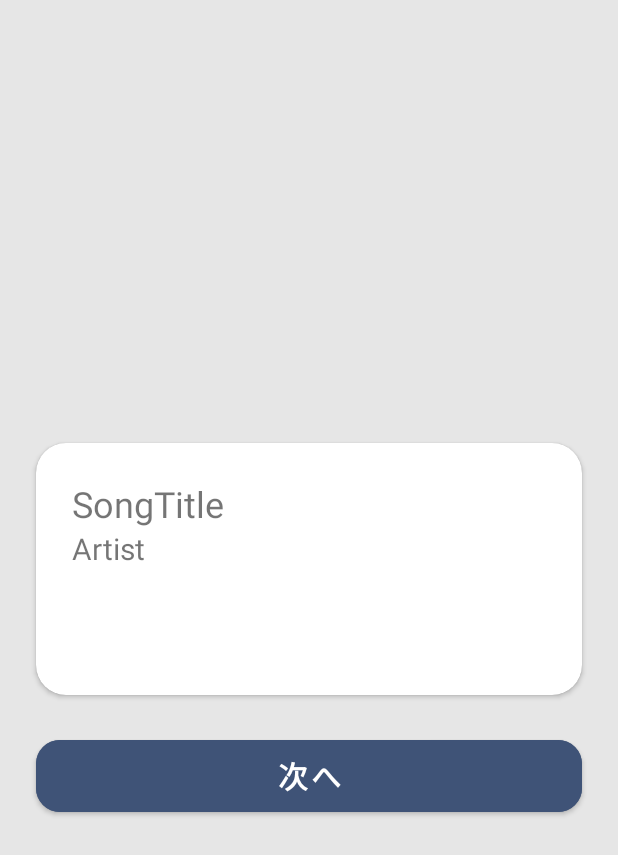
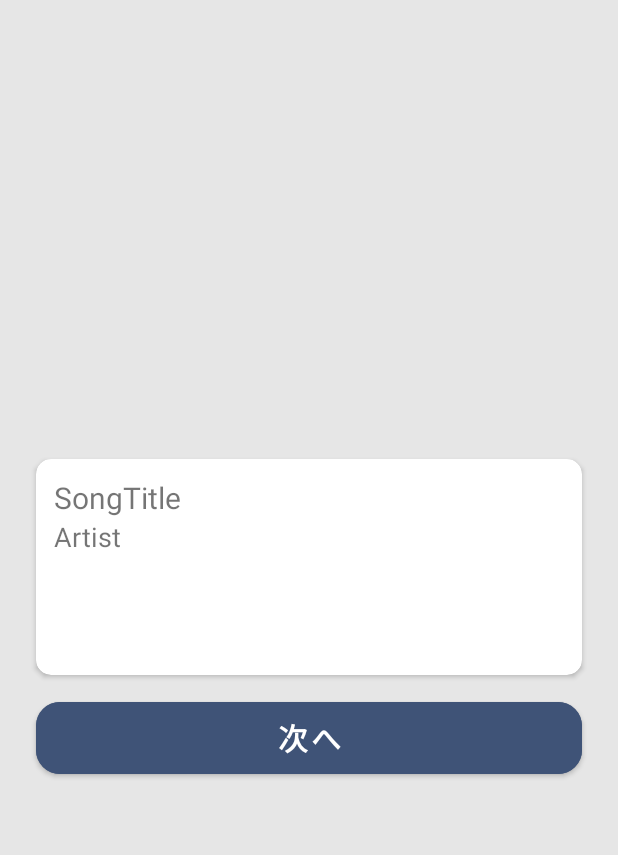
Before and after one commit to risako070310/mu, an Android app: the SongFragment screen opened through its navigation route, on a phone screen of 412 x 824 dp. Shown: the top 855 px of the screen. Run offline under Robolectric (Android 15) with nearby library versions, the phone set to English and light mode, and no system bars; libraries missing offline, so code that uses them is left out: coil.api.load; pictures from the network do not load.

Commit message:
fix layout

```diff
--- a/app/src/main/java/com/risako070310/music/ChooseFragment.kt
+++ b/app/src/main/java/com/risako070310/music/ChooseFragment.kt
@@ -72,9 +72,9 @@ class ChooseFragment : Fragment(), ResultViewHolder.ItemClickListener{
             if(text != null) {
                 runBlocking {
                     runCatching {
-                        musicService.searchMusic("Bearer $token", text.toString(), "track", 5)
+                        musicService.searchMusic("Bearer $token", text.toString(), "track,artist", 5)
                     }.onSuccess {
-                        if (it.trackData.items[0] != null){
+                        if (it.trackData != null){
                             resultView.adapter = ResultAdapter(requireContext(), this@ChooseFragment, it)
                             resultData = it
                         }
--- a/app/src/main/res/layout/fragment_comment.xml
+++ b/app/src/main/res/layout/fragment_comment.xml
@@ -41,7 +41,7 @@
         android:id="@+id/nextButton"
         android:layout_width="0dp"
         android:layout_height="60dp"
-        android:layout_marginTop="24dp"
+        android:layout_marginTop="12dp"
         android:backgroundTint="@color/blue_dark"
         android:fontFamily="sans-serif-black"
         android:text="次へ"
--- a/app/src/main/res/layout/fragment_name.xml
+++ b/app/src/main/res/layout/fragment_name.xml
@@ -41,7 +41,7 @@
         android:id="@+id/nextButton"
         android:layout_width="0dp"
         android:layout_height="60dp"
-        android:layout_marginTop="24dp"
+        android:layout_marginTop="12dp"
         android:backgroundTint="@color/blue_dark"
         android:fontFamily="sans-serif-black"
         android:text="次へ"
--- a/app/src/main/res/layout/fragment_song.xml
+++ b/app/src/main/res/layout/fragment_song.xml
@@ -13,7 +13,7 @@
         android:layout_height="wrap_content"
         android:layout_marginStart="24dp"
         android:layout_marginEnd="24dp"
-        app:cardCornerRadius="20dp"
+        app:cardCornerRadius="10dp"
         app:layout_constraintBottom_toBottomOf="parent"
         app:layout_constraintEnd_toEndOf="parent"
         app:layout_constraintStart_toStartOf="parent"
@@ -26,33 +26,33 @@
 
             <androidx.appcompat.widget.AppCompatTextView
                 android:id="@+id/songTitle"
-                android:layout_width="wrap_content"
+                android:layout_width="0dp"
                 android:layout_height="wrap_content"
-                android:layout_marginStart="24dp"
-                android:layout_marginTop="24dp"
+                android:layout_marginStart="12dp"
+                android:layout_marginTop="12dp"
                 android:text="SongTitle"
-                android:textSize="24sp"
+                android:textSize="20sp"
                 app:layout_constraintBottom_toTopOf="@id/artistName"
                 app:layout_constraintStart_toStartOf="parent"
-                app:layout_constraintTop_toTopOf="parent" />
+                app:layout_constraintTop_toTopOf="parent"
+                app:layout_constraintEnd_toStartOf="@id/jacketView"/>
 
             <androidx.appcompat.widget.AppCompatTextView
                 android:id="@+id/artistName"
-                android:layout_width="wrap_content"
+                android:layout_width="0dp"
                 android:layout_height="wrap_content"
-                android:layout_marginStart="24dp"
+                android:layout_marginStart="12dp"
                 android:text="Artist"
-                android:textSize="20dp"
+                android:textSize="18sp"
                 app:layout_constraintStart_toStartOf="parent"
-                app:layout_constraintTop_toBottomOf="@id/songTitle" />
+                app:layout_constraintTop_toBottomOf="@id/songTitle"
+                app:layout_constraintEnd_toStartOf="@id/jacketView"/>
 
             <androidx.appcompat.widget.AppCompatImageView
                 android:id="@+id/jacketView"
                 android:layout_width="120dp"
                 android:layout_height="120dp"
-                android:layout_marginTop="24dp"
-                android:layout_marginEnd="24dp"
-                android:layout_marginBottom="24dp"
+                android:layout_margin="12dp"
                 app:layout_constraintBottom_toBottomOf="parent"
                 app:layout_constraintEnd_toEndOf="parent"
                 app:layout_constraintTop_toTopOf="parent" />
@@ -65,7 +65,7 @@
         android:id="@+id/nextButton"
         android:layout_width="0dp"
         android:layout_height="60dp"
-        android:layout_marginTop="24dp"
+        android:layout_marginTop="12dp"
         android:backgroundTint="@color/blue_dark"
         android:fontFamily="sans-serif-black"
         android:text="次へ"
```
